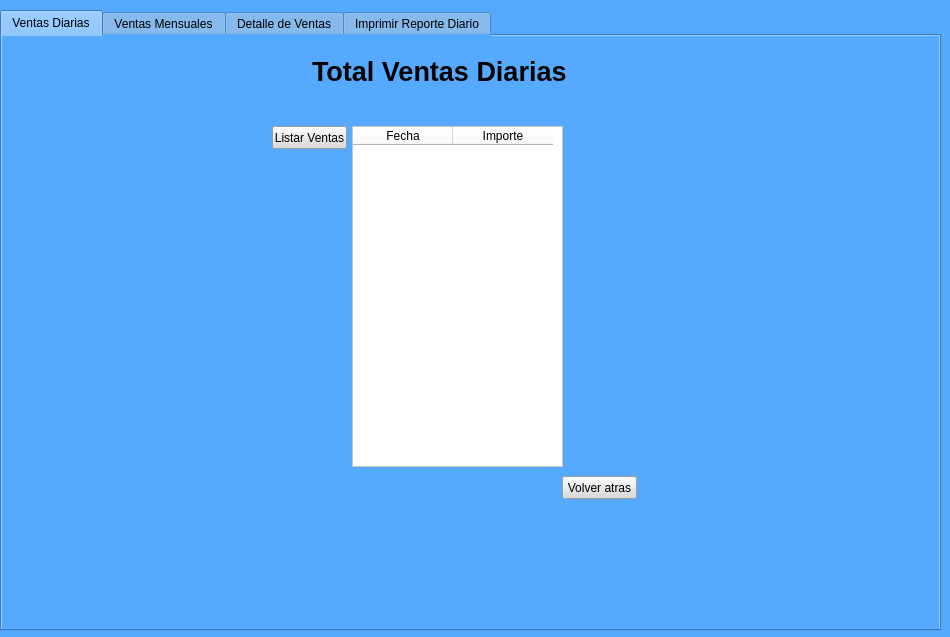
Before: the Qt Designer form Views/informeDeVentas.ui in Miguel8819/Sistema_TweetyTesis, drawn with Qt 5.
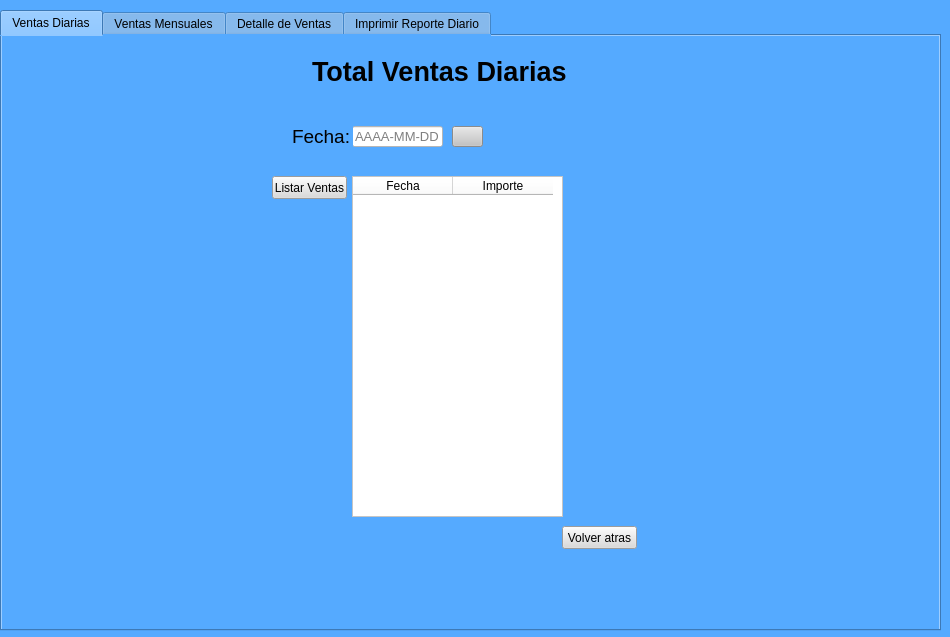
After: the same form once the commit is applied. Icons and pictures are not drawn.

Commit message: Validacion en login y buscador por venta diaria

```diff
--- a/Views/informeDeVentas.ui
+++ b/Views/informeDeVentas.ui
@@ -39,7 +39,7 @@
      <property name="geometry">
       <rect>
        <x>350</x>
-       <y>90</y>
+       <y>140</y>
        <width>211</width>
        <height>341</height>
       </rect>
@@ -65,7 +65,7 @@
      <property name="geometry">
       <rect>
        <x>560</x>
-       <y>440</y>
+       <y>490</y>
        <width>75</width>
        <height>23</height>
       </rect>
@@ -81,7 +81,7 @@
      <property name="geometry">
       <rect>
        <x>270</x>
-       <y>90</y>
+       <y>140</y>
        <width>75</width>
        <height>23</height>
       </rect>
@@ -113,6 +113,69 @@
       <string>Total Ventas Diarias</string>
      </property>
     </widget>
+    <widget class="QLineEdit" name="input_fecha_diaria">
+     <property name="geometry">
+      <rect>
+       <x>350</x>
+       <y>90</y>
+       <width>91</width>
+       <height>21</height>
+      </rect>
+     </property>
+     <property name="font">
+      <font>
+       <pointsize>10</pointsize>
+      </font>
+     </property>
+     <property name="styleSheet">
+      <string notr="true">background-color: rgb(255, 255, 255);</string>
+     </property>
+     <property name="maxLength">
+      <number>10</number>
+     </property>
+     <property name="placeholderText">
+      <string>AAAA-MM-DD</string>
+     </property>
+    </widget>
+    <widget class="QPushButton" name="btn_fecha_diaria">
+     <property name="geometry">
+      <rect>
+       <x>450</x>
+       <y>90</y>
+       <width>31</width>
+       <height>21</height>
+      </rect>
+     </property>
+     <property name="styleSheet">
+      <string notr="true">background-color: rgb(195, 195, 195);
+</string>
+     </property>
+     <property name="text">
+      <string/>
+     </property>
+     <property name="icon">
+      <iconset>
+       <normaloff>../Imagenes/vector-find-icon.jpg</normaloff>../Imagenes/vector-find-icon.jpg</iconset>
+     </property>
+    </widget>
+    <widget class="QLabel" name="label_10">
+     <property name="geometry">
+      <rect>
+       <x>290</x>
+       <y>90</y>
+       <width>61</width>
+       <height>21</height>
+      </rect>
+     </property>
+     <property name="font">
+      <font>
+       <pointsize>14</pointsize>
+      </font>
+     </property>
+     <property name="text">
+      <string>Fecha:</string>
+     </property>
+    </widget>
    </widget>
    <widget class="QWidget" name="tab_2">
     <attribute name="title">
```
Left out of the diff: 20 changed lines with no effect on the pictures. The commit also changes 12 other files.
